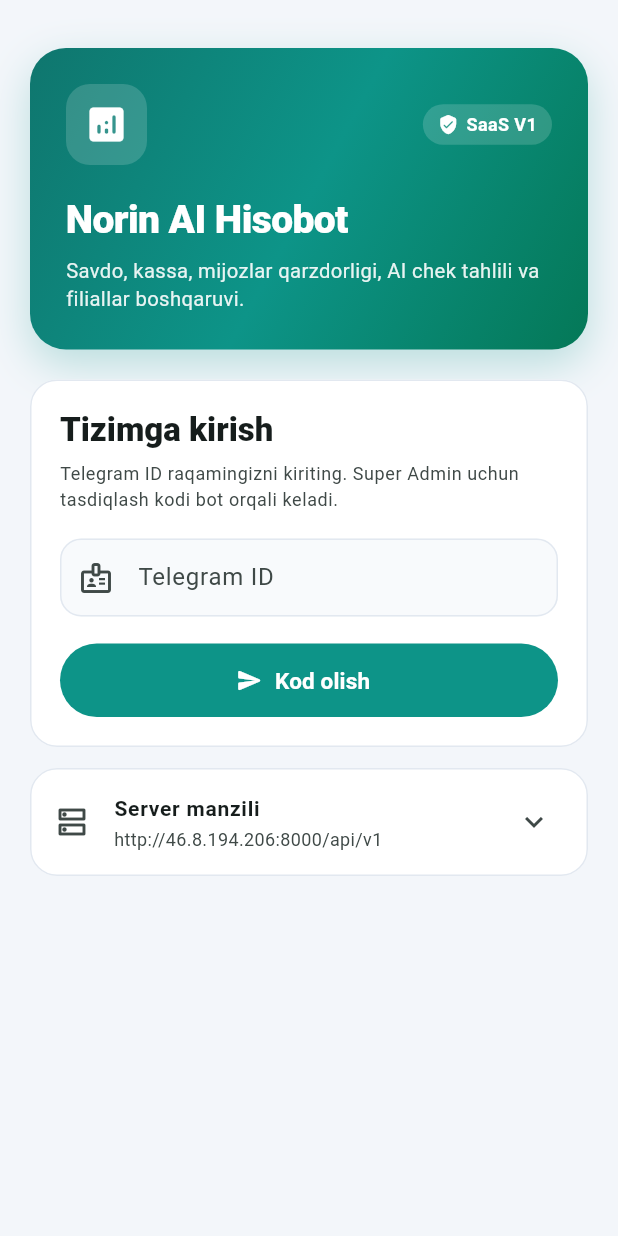
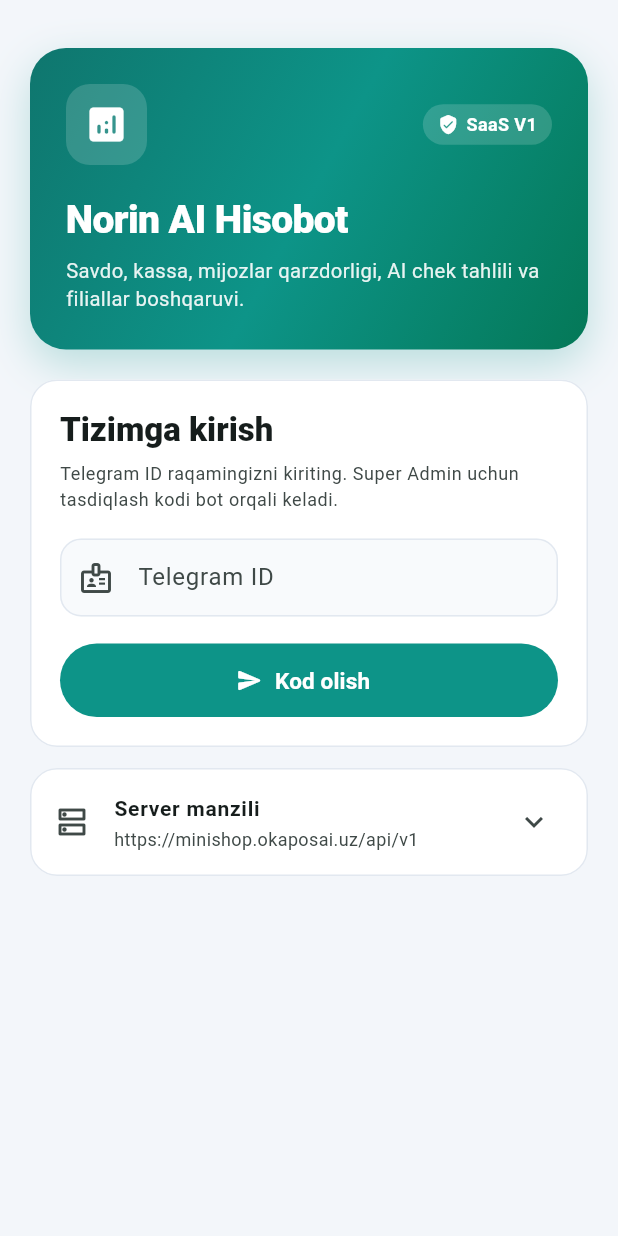
Before and after one commit to SunnatDevPy/Norin_ai_hisobot, a Flutter app: the screen it shows after launch, on a phone screen of 412 x 824 dp. Run offline on Flutter 3.47's test engine with Material 3 defaults, Android fonts, the phone set to English and light mode, and no system bars; our stand-ins replace dio, fl_chart, flutter_riverpod, flutter_secure_storage, image_picker, open_filex and 1 more.

Commit message:
Configure minishop.okaposai.uz HTTPS domain, okapos_default network, and arm64 APK build

```diff
--- a/mobile_app/lib/core/api/api_client.dart
+++ b/mobile_app/lib/core/api/api_client.dart
@@ -8,7 +8,7 @@ import 'package:path_provider/path_provider.dart';
 import 'package:share_plus/share_plus.dart';
 
 class ApiConfig {
-  static const defaultBaseUrl = 'http://46.8.194.206:8000/api/v1';
+  static const defaultBaseUrl = 'https://minishop.okaposai.uz/api/v1';
 }
 
 class ApiClient {
--- a/mobile_app/lib/features/auth/login_screen.dart
+++ b/mobile_app/lib/features/auth/login_screen.dart
@@ -338,7 +338,7 @@ class _LoginScreenState extends ConsumerState<LoginScreen> {
                                   keyboardType: TextInputType.url,
                                   decoration: const InputDecoration(
                                     labelText: "API Base URL",
-                                    hintText: "http://46.8.194.206:8000/api/v1",
+                                    hintText: "https://minishop.okaposai.uz/api/v1",
                                   ),
                                 ),
                                 const SizedBox(height: 10),
```
Also changed, not shown: 4 other files.
